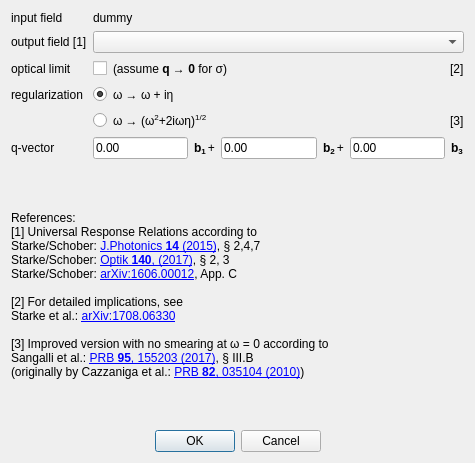
Qt form elkoa/gui/Convert.ui (PandaScience/ElkOpticsAnalyzer) before a commit.
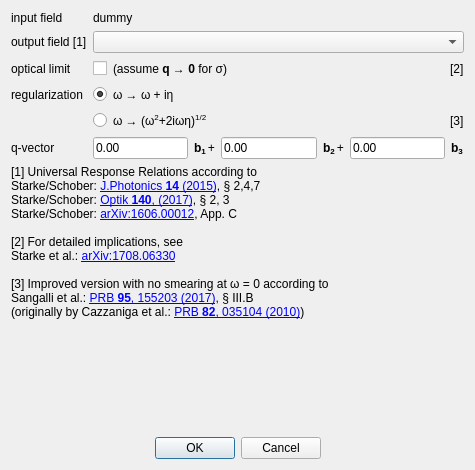
The same form after that commit.

Commit message: Add collapsible frame for references

```diff
--- a/elkoa/gui/Convert.ui
+++ b/elkoa/gui/Convert.ui
@@ -24,20 +24,32 @@
     <x>0</x>
     <y>0</y>
     <width>475</width>
-    <height>463</height>
+    <height>470</height>
    </rect>
   </property>
   <property name="sizePolicy">
-   <sizepolicy hsizetype="Ignored" vsizetype="Preferred">
+   <sizepolicy hsizetype="Fixed" vsizetype="Preferred">
     <horstretch>0</horstretch>
     <verstretch>0</verstretch>
    </sizepolicy>
   </property>
+  <property name="minimumSize">
+   <size>
+    <width>475</width>
+    <height>285</height>
+   </size>
+  </property>
+  <property name="maximumSize">
+   <size>
+    <width>475</width>
+    <height>470</height>
+   </size>
+  </property>
   <property name="windowTitle">
    <string>Convert</string>
   </property>
   <layout class="QGridLayout" name="gridLayout">
-   <item row="6" column="0">
+   <item row="5" column="0">
     <spacer name="verticalSpacer">
      <property name="orientation">
       <enum>Qt::Vertical</enum>
@@ -264,20 +276,7 @@
      </item>
     </layout>
    </item>
-   <item row="3" column="0">
-    <spacer name="verticalSpacer_2">
-     <property name="orientation">
-      <enum>Qt::Vertical</enum>
-     </property>
-     <property name="sizeHint" stdset="0">
-      <size>
-       <width>20</width>
-       <height>40</height>
-      </size>
-     </property>
-    </spacer>
-   </item>
-   <item row="7" column="0">
+   <item row="6" column="0">
     <widget class="QDialogButtonBox" name="buttonBox">
      <property name="sizePolicy">
       <sizepolicy hsizetype="Preferred" vsizetype="Fixed">
@@ -296,10 +295,10 @@
      </property>
     </widget>
    </item>
-   <item row="5" column="0">
+   <item row="4" column="0">
     <widget class="QLabel" name="labelReferences">
      <property name="text">
-      <string>&lt;html&gt;&lt;head/&gt;&lt;body&gt;&lt;p&gt;&lt;span style=&quot; font-size:9pt;&quot;&gt;References:&lt;br/&gt;[1] Universal Response Relations according to&lt;br/&gt;Starke/Schober: &lt;/span&gt;&lt;a href=&quot;https://doi.org/10.1016/j.photonics.2015.02.001&quot;&gt;&lt;span style=&quot; font-size:9pt; text-decoration: underline; color:#0000ff;&quot;&gt;J.Photonics &lt;/span&gt;&lt;/a&gt;&lt;a href=&quot;https://doi.org/10.1016/j.photonics.2015.02.001&quot;&gt;&lt;span style=&quot; font-size:9pt; font-weight:600; text-decoration: underline; color:#0000ff;&quot;&gt;14&lt;/span&gt;&lt;/a&gt;&lt;a href=&quot;https://doi.org/10.1016/j.photonics.2015.02.001&quot;&gt;&lt;span style=&quot; font-size:9pt; text-decoration: underline; color:#0000ff;&quot;&gt; (2015)&lt;/span&gt;&lt;/a&gt;&lt;span style=&quot; font-size:9pt;&quot;&gt;, § 2,4,7 &lt;br/&gt;Starke/Schober: &lt;/span&gt;&lt;a href=&quot;https://doi.org/10.1016/j.ijleo.2017.03.088&quot;&gt;&lt;span style=&quot; font-size:9pt; text-decoration: underline; color:#0000ff;&quot;&gt;Optik &lt;/span&gt;&lt;/a&gt;&lt;a href=&quot;https://doi.org/10.1016/j.ijleo.2017.03.088&quot;&gt;&lt;span style=&quot; font-size:9pt; font-weight:600; text-decoration: underline; color:#0000ff;&quot;&gt;140&lt;/span&gt;&lt;/a&gt;&lt;a href=&quot;https://doi.org/10.1016/j.ijleo.2017.03.088&quot;&gt;&lt;span style=&quot; font-size:9pt; text-decoration: underline; color:#0000ff;&quot;&gt;, (2017)&lt;/span&gt;&lt;/a&gt;&lt;span style=&quot; font-size:9pt;&quot;&gt;, § 2, 3&lt;/span&gt;&lt;a href=&quot;https://doi.org/10.1016/j.ijleo.2017.03.088&quot;&gt;&lt;span style=&quot; font-size:9pt; text-decoration: underline; color:#0000ff;&quot;&gt;&lt;br/&gt;&lt;/span&gt;&lt;/a&gt;&lt;span style=&quot; font-size:9pt;&quot;&gt;Starke/Schober: &lt;/span&gt;&lt;a href=&quot;https://arxiv.org/abs/1606.00012&quot;&gt;&lt;span style=&quot; font-size:9pt; text-decoration: underline; color:#0000ff;&quot;&gt;arXiv:1606.00012&lt;/span&gt;&lt;/a&gt;&lt;span style=&quot; font-size:9pt;&quot;&gt;, App. C&lt;br/&gt;&lt;br/&gt;[2] For detailed implications, see&lt;br/&gt;Starke et al.: &lt;/span&gt;&lt;a href=&quot;https://arxiv.org/abs/1708.06330&quot;&gt;&lt;span style=&quot; font-size:9pt; text-decoration: underline; color:#0000ff;&quot;&gt;arXiv:1708.06330&lt;/span&gt;&lt;/a&gt;&lt;span style=&quot; font-size:9pt;&quot;&gt;&lt;br/&gt;&lt;br/&gt;[3] Improved version with no smearing at ω = 0 according to&lt;br/&gt;Sangalli et al.: &lt;/span&gt;&lt;a href=&quot;https://doi.org/10.1103/PhysRevB.95.155203&quot;&gt;&lt;span style=&quot; font-size:9pt; text-decoration: underline; color:#0000ff;&quot;&gt;PRB &lt;/span&gt;&lt;/a&gt;&lt;a href=&quot;https://doi.org/10.1103/PhysRevB.95.155203&quot;&gt;&lt;span style=&quot; font-size:9pt; font-weight:600; text-decoration: underline; color:#0000ff;&quot;&gt;95&lt;/span&gt;&lt;/a&gt;&lt;a href=&quot;https://doi.org/10.1103/PhysRevB.95.155203&quot;&gt;&lt;span style=&quot; font-size:9pt; text-decoration: underline; color:#0000ff;&quot;&gt;, 155203 (2017)&lt;/span&gt;&lt;/a&gt;&lt;span style=&quot; font-size:9pt;&quot;&gt;, § III.B &lt;br/&gt;(originally by Cazzaniga et al.: &lt;/span&gt;&lt;a href=&quot;https://doi.org/10.1103/PhysRevB.82.035104&quot;&gt;&lt;span style=&quot; font-size:9pt; text-decoration: underline; color:#0000ff;&quot;&gt;PRB &lt;/span&gt;&lt;/a&gt;&lt;a href=&quot;https://doi.org/10.1103/PhysRevB.82.035104&quot;&gt;&lt;span style=&quot; font-size:9pt; font-weight:600; text-decoration: underline; color:#0000ff;&quot;&gt;82&lt;/span&gt;&lt;/a&gt;&lt;a href=&quot;https://doi.org/10.1103/PhysRevB.82.035104&quot;&gt;&lt;span style=&quot; font-size:9pt; text-decoration: underline; color:#0000ff;&quot;&gt;, 035104 (2010)&lt;/span&gt;&lt;/a&gt;&lt;span style=&quot; font-size:9pt;&quot;&gt;)&lt;/span&gt;&lt;/p&gt;&lt;/body&gt;&lt;/html&gt;</string>
+      <string>&lt;html&gt;&lt;head/&gt;&lt;body&gt;&lt;p&gt;&lt;span style=&quot; font-size:9pt;&quot;&gt;[1] Universal Response Relations according to&lt;br/&gt;Starke/Schober: &lt;/span&gt;&lt;a href=&quot;https://doi.org/10.1016/j.photonics.2015.02.001&quot;&gt;&lt;span style=&quot; font-size:9pt; text-decoration: underline; color:#0000ff;&quot;&gt;J.Photonics &lt;/span&gt;&lt;/a&gt;&lt;a href=&quot;https://doi.org/10.1016/j.photonics.2015.02.001&quot;&gt;&lt;span style=&quot; font-size:9pt; font-weight:600; text-decoration: underline; color:#0000ff;&quot;&gt;14&lt;/span&gt;&lt;/a&gt;&lt;a href=&quot;https://doi.org/10.1016/j.photonics.2015.02.001&quot;&gt;&lt;span style=&quot; font-size:9pt; text-decoration: underline; color:#0000ff;&quot;&gt; (2015)&lt;/span&gt;&lt;/a&gt;&lt;span style=&quot; font-size:9pt;&quot;&gt;, § 2,4,7 &lt;br/&gt;Starke/Schober: &lt;/span&gt;&lt;a href=&quot;https://doi.org/10.1016/j.ijleo.2017.03.088&quot;&gt;&lt;span style=&quot; font-size:9pt; text-decoration: underline; color:#0000ff;&quot;&gt;Optik &lt;/span&gt;&lt;/a&gt;&lt;a href=&quot;https://doi.org/10.1016/j.ijleo.2017.03.088&quot;&gt;&lt;span style=&quot; font-size:9pt; font-weight:600; text-decoration: underline; color:#0000ff;&quot;&gt;140&lt;/span&gt;&lt;/a&gt;&lt;a href=&quot;https://doi.org/10.1016/j.ijleo.2017.03.088&quot;&gt;&lt;span style=&quot; font-size:9pt; text-decoration: underline; color:#0000ff;&quot;&gt;, (2017)&lt;/span&gt;&lt;/a&gt;&lt;span style=&quot; font-size:9pt;&quot;&gt;, § 2, 3&lt;/span&gt;&lt;a href=&quot;https://doi.org/10.1016/j.ijleo.2017.03.088&quot;&gt;&lt;span style=&quot; font-size:9pt; text-decoration: underline; color:#0000ff;&quot;&gt;&lt;br/&gt;&lt;/span&gt;&lt;/a&gt;&lt;span style=&quot; font-size:9pt;&quot;&gt;Starke/Schober: &lt;/span&gt;&lt;a href=&quot;https://arxiv.org/abs/1606.00012&quot;&gt;&lt;span style=&quot; font-size:9pt; text-decoration: underline; color:#0000ff;&quot;&gt;arXiv:1606.00012&lt;/span&gt;&lt;/a&gt;&lt;span style=&quot; font-size:9pt;&quot;&gt;, App. C&lt;br/&gt;&lt;br/&gt;[2] For detailed implications, see&lt;br/&gt;Starke et al.: &lt;/span&gt;&lt;a href=&quot;https://arxiv.org/abs/1708.06330&quot;&gt;&lt;span style=&quot; font-size:9pt; text-decoration: underline; color:#0000ff;&quot;&gt;arXiv:1708.06330&lt;/span&gt;&lt;/a&gt;&lt;span style=&quot; font-size:9pt;&quot;&gt;&lt;br/&gt;&lt;br/&gt;[3] Improved version with no smearing at ω = 0 according to&lt;br/&gt;Sangalli et al.: &lt;/span&gt;&lt;a href=&quot;https://doi.org/10.1103/PhysRevB.95.155203&quot;&gt;&lt;span style=&quot; font-size:9pt; text-decoration: underline; color:#0000ff;&quot;&gt;PRB &lt;/span&gt;&lt;/a&gt;&lt;a href=&quot;https://doi.org/10.1103/PhysRevB.95.155203&quot;&gt;&lt;span style=&quot; font-size:9pt; font-weight:600; text-decoration: underline; color:#0000ff;&quot;&gt;95&lt;/span&gt;&lt;/a&gt;&lt;a href=&quot;https://doi.org/10.1103/PhysRevB.95.155203&quot;&gt;&lt;span style=&quot; font-size:9pt; text-decoration: underline; color:#0000ff;&quot;&gt;, 155203 (2017)&lt;/span&gt;&lt;/a&gt;&lt;span style=&quot; font-size:9pt;&quot;&gt;, § III.B &lt;br/&gt;(originally by Cazzaniga et al.: &lt;/span&gt;&lt;a href=&quot;https://doi.org/10.1103/PhysRevB.82.035104&quot;&gt;&lt;span style=&quot; font-size:9pt; text-decoration: underline; color:#0000ff;&quot;&gt;PRB &lt;/span&gt;&lt;/a&gt;&lt;a href=&quot;https://doi.org/10.1103/PhysRevB.82.035104&quot;&gt;&lt;span style=&quot; font-size:9pt; font-weight:600; text-decoration: underline; color:#0000ff;&quot;&gt;82&lt;/span&gt;&lt;/a&gt;&lt;a href=&quot;https://doi.org/10.1103/PhysRevB.82.035104&quot;&gt;&lt;span style=&quot; font-size:9pt; text-decoration: underline; color:#0000ff;&quot;&gt;, 035104 (2010)&lt;/span&gt;&lt;/a&gt;&lt;span style=&quot; font-size:9pt;&quot;&gt;)&lt;/span&gt;&lt;/p&gt;&lt;/body&gt;&lt;/html&gt;</string>
      </property>
      <property name="textFormat">
       <enum>Qt::RichText</enum>
```
The commit also changes 3 other files.
